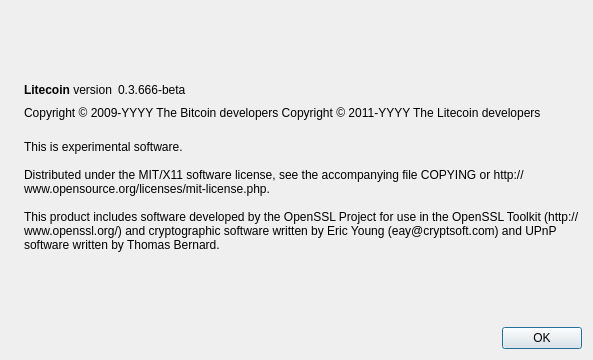
Before: the Qt Designer form src/qt/forms/aboutdialog.ui in alleck/SatyrCoin, drawn with Qt 5.
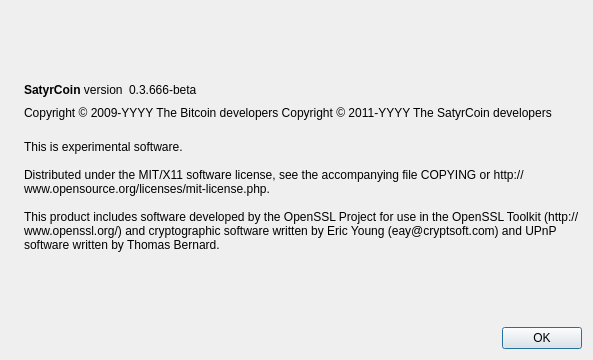
After: the same form once the commit is applied. Icons and pictures are not drawn.

What changed in the file:
```diff
--- a/src/qt/forms/aboutdialog.ui
+++ b/src/qt/forms/aboutdialog.ui
@@ -50,7 +50,7 @@
           <cursorShape>IBeamCursor</cursorShape>
          </property>
          <property name="text">
-          <string>&lt;b&gt;Litecoin&lt;/b&gt; version</string>
+          <string>&lt;b&gt;SatyrCoin&lt;/b&gt; version</string>
          </property>
          <property name="textInteractionFlags">
           <set>Qt::LinksAccessibleByMouse|Qt::TextSelectableByKeyboard|Qt::TextSelectableByMouse</set>
@@ -92,7 +92,7 @@
        </property>
        <property name="text">
         <string notr="true">Copyright &amp;copy; 2009-YYYY The Bitcoin developers
-Copyright &amp;copy; 2011-YYYY The Litecoin developers</string>
+Copyright &amp;copy; 2011-YYYY The SatyrCoin developers</string>
        </property>
        <property name="textFormat">
         <enum>Qt::RichText</enum>
```
Left out of the diff: 2 changed lines with no effect on the pictures.
